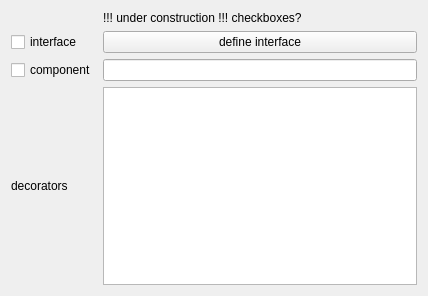
Before: the Qt Designer form CodeCreator/GeneratorDecorator.ui in Ulle84/UllesSourceCode, drawn with Qt 5.
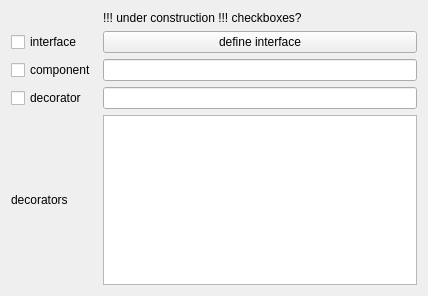
After: the same form once the commit is applied. Custom widgets are drawn as their Qt base class.

Commit message: + * under construction

Patch:
```diff
--- a/CodeCreator/GeneratorDecorator.ui
+++ b/CodeCreator/GeneratorDecorator.ui
@@ -55,6 +55,16 @@
      </property>
     </widget>
    </item>
+   <item row="3" column="0">
+    <widget class="QCheckBox" name="checkBoxDecorator">
+     <property name="text">
+      <string>decorator</string>
+     </property>
+    </widget>
+   </item>
+   <item row="3" column="2">
+    <widget class="QLineEdit" name="lineEditDecorator"/>
+   </item>
   </layout>
  </widget>
  <customwidgets>
```
The commit also changes 1 other file.
